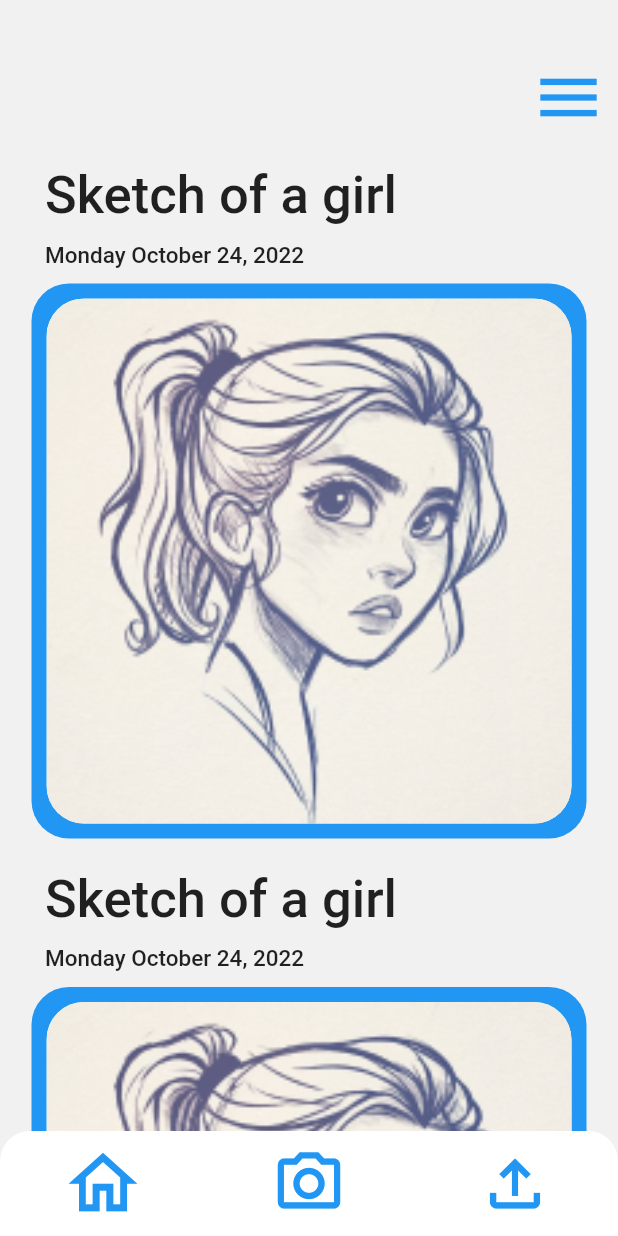
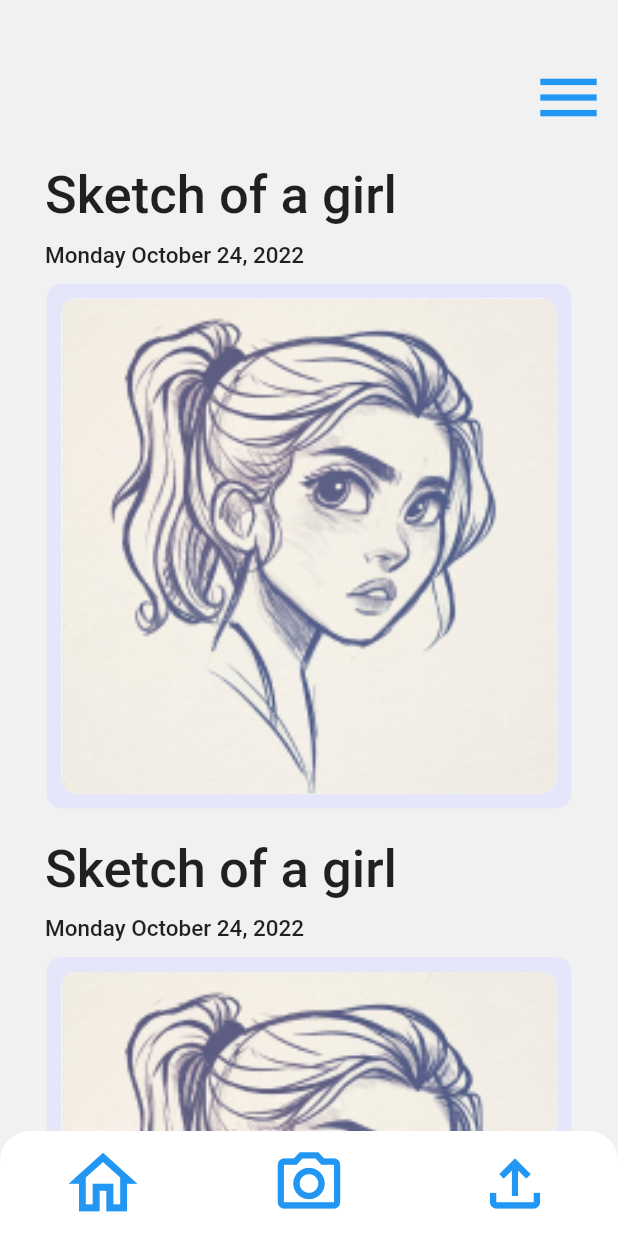
Before and after one commit to hMRZQ21/Nusketch, a Flutter app: the screen it shows after launch, on a phone screen of 412 x 824 dp. Run offline on Flutter 3.47's test engine with Material 2 defaults, Android fonts, the phone set to English and light mode, and no system bars; our stand-ins replace get.

Commit message:
tweeked colors and sizing made project dynamic for screens

```diff
--- a/lib/home/body.dart
+++ b/lib/home/body.dart
@@ -1,7 +1,6 @@
-import 'package:flutter/cupertino.dart';
 import 'package:flutter/material.dart';
-import 'package:flutter/src/widgets/container.dart';
-import 'package:flutter/src/widgets/framework.dart';
+import 'package:nusketch/util/colors.dart';
+import 'package:nusketch/util/dimension.dart';
 
 class bodyView extends StatefulWidget {
   const bodyView({super.key});
@@ -26,7 +25,10 @@ class _bodyViewState extends State<bodyView> {
               Align(
                 alignment: Alignment.topLeft,
                 child: Container(
-                  margin: EdgeInsets.only(top: 20, left: 30, bottom: 10),
+                  margin: EdgeInsets.only(
+                      top: Dimension.page20h,
+                      left: Dimension.page30w,
+                      bottom: Dimension.page10h),
                   child: const Text(
                     'Sketch of a girl',
                     style: TextStyle(fontSize: 35, fontWeight: FontWeight.w500),
@@ -36,7 +38,8 @@ class _bodyViewState extends State<bodyView> {
               Align(
                 alignment: Alignment.topLeft,
                 child: Container(
-                  margin: EdgeInsets.only(left: 30, bottom: 10),
+                  margin: EdgeInsets.only(
+                      left: Dimension.page30w, bottom: Dimension.page10h),
                   child: const Text(
                     'Monday October 24, 2022',
                     style: TextStyle(fontSize: 15, fontWeight: FontWeight.w500),
@@ -50,22 +53,23 @@ class _bodyViewState extends State<bodyView> {
                     // outer blue container
                     alignment: Alignment.center,
                     child: Container(
-                      width: 370,
-                      height: 370,
+                      width: Dimension.outtercontainerw,
+                      height: Dimension.outtercontainerh,
                       decoration: BoxDecoration(
-                          borderRadius: BorderRadius.circular(25),
-                          color: Colors.blue),
+                          borderRadius:
+                              BorderRadius.circular(Dimension.page10r),
+                          color: CustomColors.lavender),
                     ),
                   ),
                   Align(
                     // container that contains the image
                     alignment: Alignment.center,
                     child: Container(
-                      width: 350,
-                      height: 350,
-                      margin: EdgeInsets.only(top: 10),
+                      width: Dimension.innerpicturew,
+                      height: Dimension.innerpictureh,
+                      margin: EdgeInsets.only(top: Dimension.page10h),
                       decoration: BoxDecoration(
-                        borderRadius: BorderRadius.circular(25),
+                        borderRadius: BorderRadius.circular(Dimension.page10r),
                         color: Colors.white,
                         image: const DecorationImage(
                           fit: BoxFit.cover,
--- a/lib/home/heading.dart
+++ b/lib/home/heading.dart
@@ -27,6 +27,7 @@ class _MyPageState extends State<MainPage> {
               // Dimension.page50w ... Dimensions is a widget name located in dimensions.dart, makes sizing dynamic and reuseble
               width: Dimension.page50w,
               height: Dimension.page50h,
+              color: Colors.transparent.withOpacity(0),
               margin: EdgeInsets.only(
                   top: Dimension.page40h, right: Dimension.page8w),
               child: const Icon(Icons.menu, color: Colors.blue, size: 50),
--- a/lib/util/colors.dart
+++ b/lib/util/colors.dart
@@ -7,4 +7,5 @@ class CustomColors {
   // for me it does not work ~ Willie
 
   static final Color mainpagebgcolor = Color.fromARGB(240, 240, 240, 240);
+  static final Color lavender = Color.fromRGBO(230, 230, 250, 1);
 }
--- a/lib/util/dimension.dart
+++ b/lib/util/dimension.dart
@@ -8,6 +8,13 @@ class Dimension {
   // height 843.4285714285714
   // width 411.42857142857144
 
+  static double outtercontainerh = screenHeight / (screenHeight / 350);
+  static double outtercontainerw = screenWidth / (screenWidth / 350);
+
+  static double innerpictureh = screenHeight / (screenHeight / 330);
+  static double innerpicturew = screenWidth / (screenWidth / 330);
+
+  static double page10h = screenHeight / (screenHeight / 10);
   static double page20h = screenHeight / (screenHeight / 20);
   static double page40h = screenHeight / (screenHeight / 40);
   static double page50h = screenHeight / (screenHeight / 50);
@@ -15,5 +22,9 @@ class Dimension {
 
   static double page8w = screenWidth / (screenWidth / 8);
   static double page20w = screenWidth / (screenWidth / 20);
+  static double page30w = screenWidth / (screenWidth / 30);
   static double page50w = screenWidth / (screenWidth / 50);
+
+  static double page10r = screenHeight / (screenHeight / 10);
+  static double page25r = screenHeight / (screenHeight / 25);
 }
```
